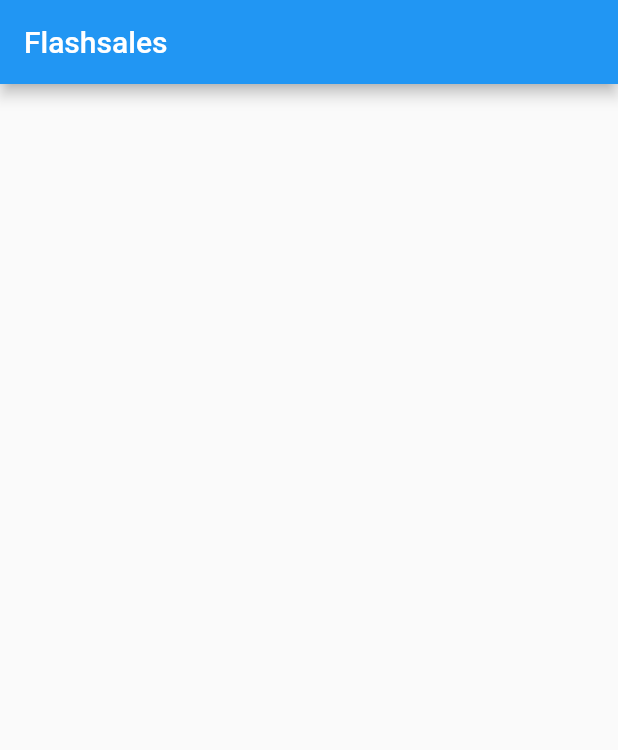
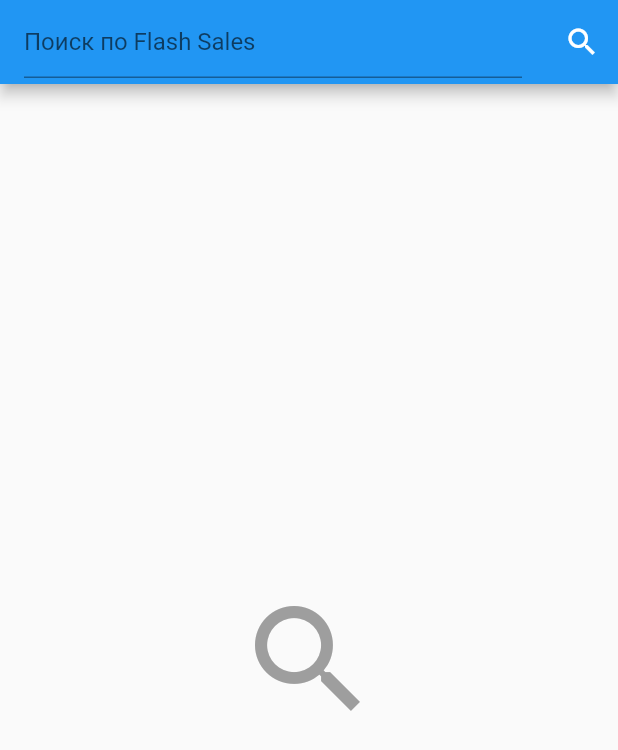
Before and after one commit to AlexanderLexAvdeev/flashsales, a Flutter app: the screen it shows after launch, on a phone screen of 412 x 824 dp. Shown: the top 750 px of the screen. Run offline on Flutter 3.47's test engine with Material 2 defaults, Android fonts, the phone set to English and light mode, and no system bars.

Commit message:
feat(SearchPage): implemented search app bar and search result list

```diff
--- a/lib/search_page.dart
+++ b/lib/search_page.dart
@@ -1,4 +1,9 @@
 import 'package:flutter/material.dart';
+
+import 'product.dart';
+import 'product_bloc.dart';
+import 'widgets/product_list_view.dart';
+import 'widgets/search_product_app_bar.dart';
 
 class SearchPage extends StatefulWidget {
   @override
@@ -9,10 +14,30 @@ class _SearchPageState extends State<SearchPage> {
   @override
   Widget build(BuildContext context) {
     return Scaffold(
-      appBar: AppBar(
-        title: Text("Flashsales"),
+      appBar: buildSearchProductAppBar(),
+      body: StreamBuilder(
+        stream: productBloc.fetchProduct,
+        builder: (BuildContext context, AsyncSnapshot<Product> snapshot) {
+          if (snapshot.hasData) {
+            Product product = snapshot.data;
+            if (product.list.isEmpty) {
+              return Center(
+                child: Text(
+                  "По вашему запросу ничего не найдено",
+                ),
+              );
+            }
+            return ProductListView(product);
+          }
+          return Center(
+            child: Icon(
+              Icons.search,
+              size: 96,
+              color: Colors.grey,
+            ),
+          );
+        },
       ),
-      body: Container(),
     );
   }
 }
```
